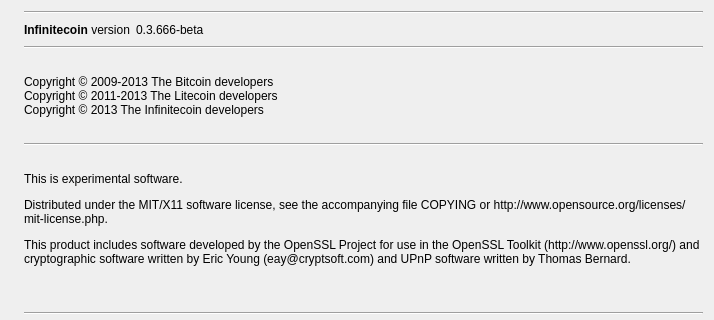
This is src/qt/forms/aboutdialog.ui in unkdev/infinitecoin as Qt 5 draws it before an edit; both pictures show x 0 to 714 and y 0 to 320 of the 714 by 463 pixel window. The edited form follows.
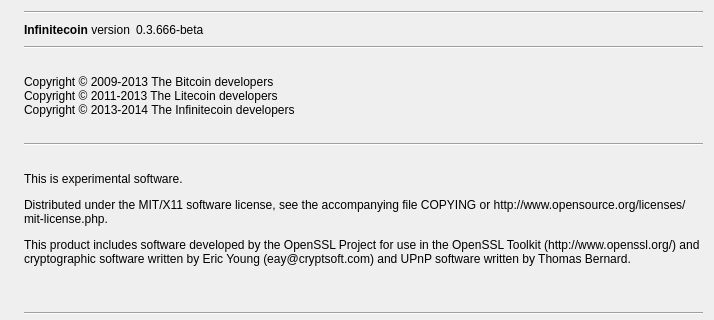
This is the edited form. Icons and pictures are not drawn.

```diff
--- a/src/qt/forms/aboutdialog.ui
+++ b/src/qt/forms/aboutdialog.ui
@@ -105,7 +105,7 @@
         <cursorShape>ArrowCursor</cursorShape>
        </property>
        <property name="text">
-        <string notr="true">&lt;html&gt;&lt;head/&gt;&lt;body&gt;&lt;p&gt;Copyright &amp;copy; 2009-2013 The Bitcoin developers&lt;br/&gt;Copyright &amp;copy; 2011-2013 The Litecoin developers &lt;br/&gt;Copyright &amp;copy; 2013 The Infinitecoin developers&lt;/p&gt;&lt;/body&gt;&lt;/html&gt;</string>
+        <string notr="true">&lt;html&gt;&lt;head/&gt;&lt;body&gt;&lt;p&gt;Copyright &amp;copy; 2009-2013 The Bitcoin developers&lt;br/&gt;Copyright &amp;copy; 2011-2013 The Litecoin developers &lt;br/&gt;Copyright &amp;copy; 2013-2014 The Infinitecoin developers&lt;/p&gt;&lt;/body&gt;&lt;/html&gt;</string>
        </property>
        <property name="textFormat">
         <enum>Qt::AutoText</enum>
```
